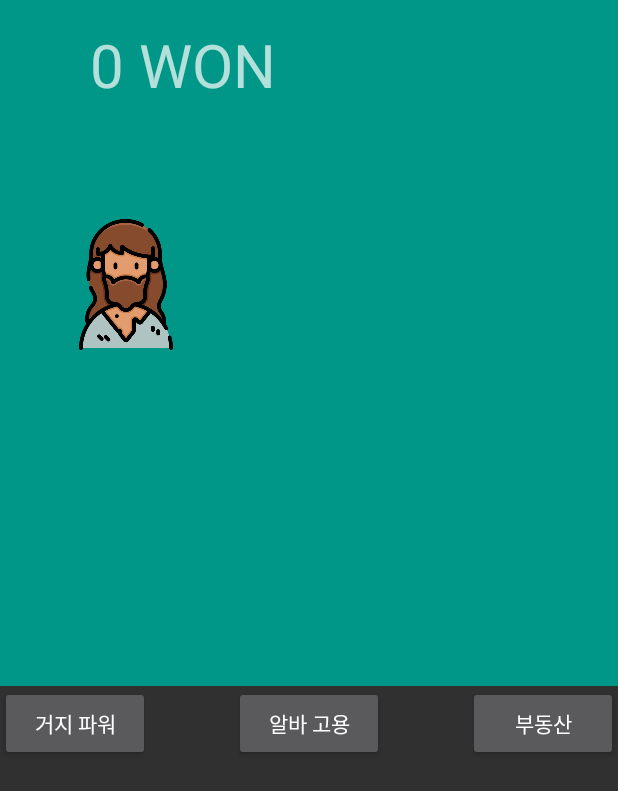
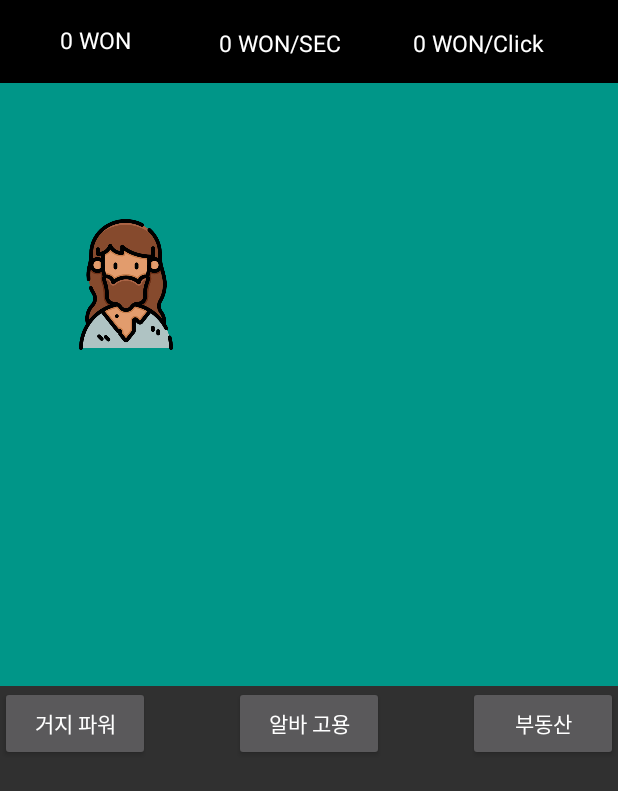
Before and after one commit to zktm9903/test, an Android app: the screen it shows after launch (MainActivity), on a phone screen of 412 x 824 dp. Shown: the top 791 px of the screen. Run offline under Robolectric (Android 15) with nearby library versions, the phone set to English and light mode, and no system bars.

Commit message:
junhyoeng1

```diff
--- a/app/src/main/res/layout/activity_main.xml
+++ b/app/src/main/res/layout/activity_main.xml
@@ -28,17 +28,6 @@
                 app:layout_constraintBottom_toBottomOf="parent"
                 app:layout_constraintStart_toStartOf="parent" />
 
-            <TextView
-                android:id="@+id/won"
-                android:layout_width="196dp"
-                android:layout_height="60dp"
-                android:layout_marginStart="60dp"
-                android:layout_marginTop="16dp"
-                android:text="0 WON"
-                android:textSize="40sp"
-                app:layout_constraintStart_toStartOf="parent"
-                app:layout_constraintTop_toTopOf="parent" />
-
             <ImageView
                 android:id="@+id/artist"
                 android:layout_width="80dp"
@@ -47,6 +36,58 @@
                 android:layout_marginBottom="224dp"
                 app:layout_constraintBottom_toBottomOf="parent"
                 app:layout_constraintStart_toStartOf="parent" />
+
+            <ImageView
+                android:id="@+id/imageView"
+                android:layout_width="match_parent"
+                android:layout_height="55dp"
+                app:layout_constraintBottom_toBottomOf="parent"
+                app:layout_constraintEnd_toEndOf="parent"
+                app:layout_constraintHorizontal_bias="0.0"
+                app:layout_constraintStart_toStartOf="parent"
+                app:layout_constraintTop_toTopOf="parent"
+                app:layout_constraintVertical_bias="0.0"
+                app:srcCompat="@android:drawable/screen_background_dark" />
+
+            <TextView
+                android:id="@+id/won"
+                android:layout_width="70dp"
+                android:layout_height="30dp"
+                android:layout_marginStart="40dp"
+                android:layout_marginTop="16dp"
+                android:text="0 WON"
+                android:textColor='@color/white'
+                android:textSize="15sp"
+                app:layout_constraintStart_toStartOf="parent"
+                app:layout_constraintTop_toTopOf="parent" />
+
+            <TextView
+                android:id="@+id/sec1"
+                android:layout_width="89dp"
+                android:layout_height="32dp"
+                android:text="0 WON/SEC"
+                android:textColor='@color/white'
+                android:textSize="15sp"
+                app:layout_constraintBottom_toBottomOf="parent"
+                app:layout_constraintEnd_toEndOf="parent"
+                app:layout_constraintHorizontal_bias="0.452"
+                app:layout_constraintStart_toStartOf="parent"
+                app:layout_constraintTop_toTopOf="@+id/imageView"
+                app:layout_constraintVertical_bias="0.043" />
+
+            <TextView
+                android:id="@+id/click1"
+                android:layout_width="98dp"
+                android:layout_height="36dp"
+                android:text="0 WON/Click"
+                android:textColor='@color/white'
+                android:textSize="15sp"
+                app:layout_constraintBottom_toBottomOf="parent"
+                app:layout_constraintEnd_toEndOf="parent"
+                app:layout_constraintHorizontal_bias="0.876"
+                app:layout_constraintStart_toStartOf="parent"
+                app:layout_constraintTop_toTopOf="@+id/imageView"
+                app:layout_constraintVertical_bias="0.042" />
         </androidx.constraintlayout.widget.ConstraintLayout>
 
     </LinearLayout>
```
Also changed, not shown: app/src/main/java/org/techtown/homeless/Bank.java (added, +64 -0 lines), app/src/main/java/org/techtown/homeless/MainActivity.java (+16 -1 lines), app/src/main/res/layout/fragment_bank.xml (added, +14 -0 lines).
